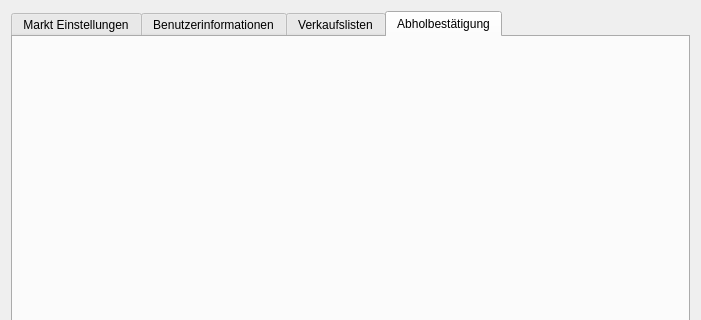
Above: src/ui/design/market.ui from CodeName-666/VDataParser before the change; both pictures show x 0 to 701 and y 0 to 320 of the 701 by 625 pixel window. Below: the same form after it.
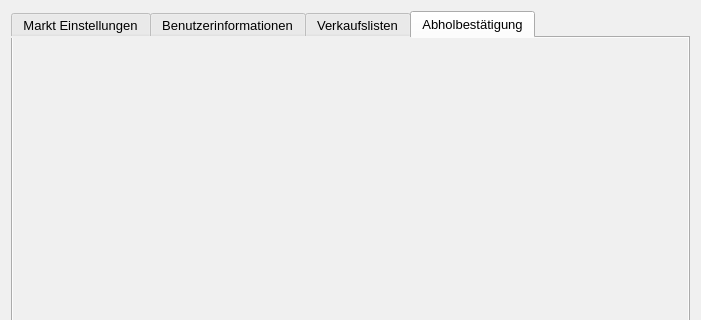
That is the form after the change.

What changed in the file:
```diff
--- a/src/ui/design/market.ui
+++ b/src/ui/design/market.ui
@@ -13,6 +13,13 @@
   <property name="windowTitle">
    <string>Form</string>
   </property>
+  <property name="styleSheet">
+   <string>QWidget { font-family: "Segoe UI", sans-serif; font-size: 10pt; background-color: #f0f0f0; }
+QPushButton { border: none; padding: 6px 12px; border-radius: 4px; background-color: #0078d7; color: white; }
+QPushButton:hover { background-color: #005a9e; }
+QGroupBox { border: 1px solid #cccccc; border-radius: 4px; margin-top: 6px; }
+QGroupBox::title { subcontrol-origin: margin; subcontrol-position: top left; padding: 0 6px; }</string>
+  </property>
   <layout class="QVBoxLayout" name="verticalLayout">
    <item>
     <widget class="QTabWidget" name="tabWidget">
```
